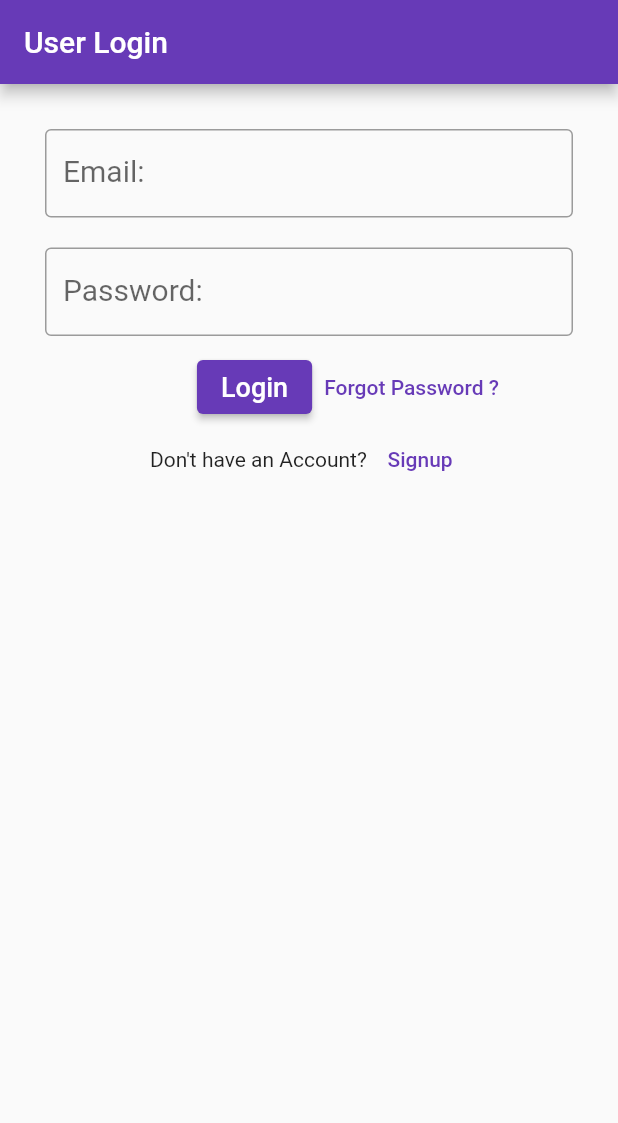
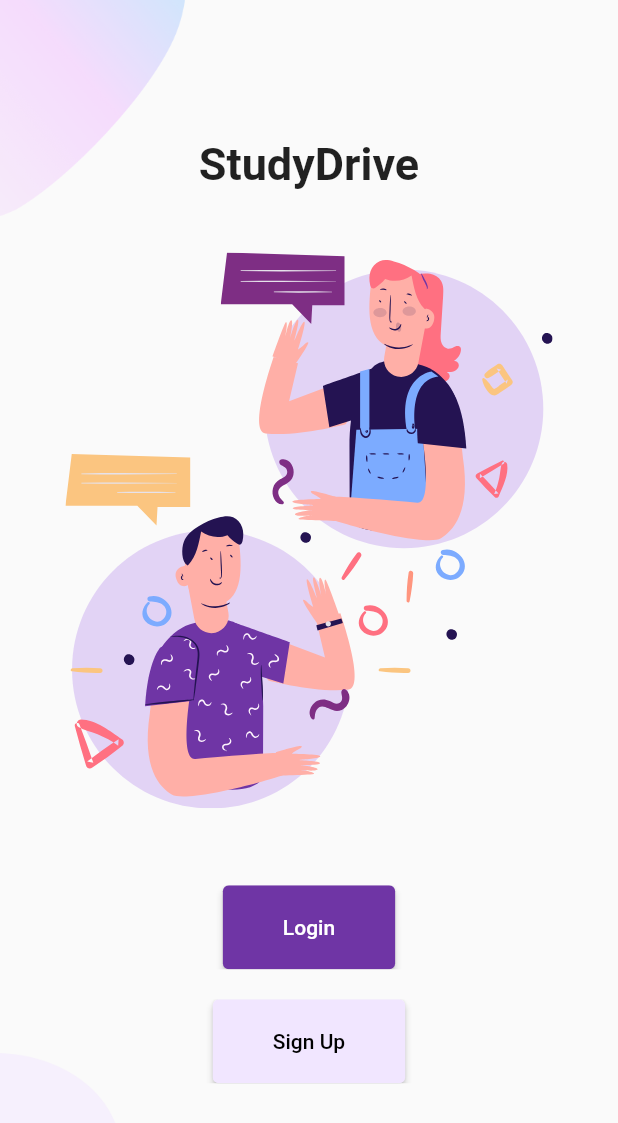
Before and after one commit to lumisbah92/StudyDrive, a Flutter app: the screen it shows after launch, on a phone screen of 412 x 824 dp. Shown: the top 1123 px of the screen. Run offline on Flutter 3.47's test engine with Material 2 defaults, Android fonts, the phone set to English and light mode, and no system bars; our stand-ins replace firebase_auth, firebase_core, flutter_svg; accounts and stored records are empty.

Commit message:
welcome_screen.dart added

```diff
--- /dev/null
+++ b/lib/Welcome_Page/background.dart
@@ -0,0 +1,40 @@
+import 'package:flutter/material.dart';
+
+class Background extends StatelessWidget {
+  final Widget child;
+  const Background({
+    Key? key,
+    required this.child,
+  }) : super(key: key);
+
+  @override
+  Widget build(BuildContext context) {
+    Size size = MediaQuery.of(context).size;
+    return Container(
+      height: size.height,
+      width: double.infinity,
+      child: Stack(
+        alignment: Alignment.center,
+        children: <Widget>[
+          Positioned(
+            top: 0,
+            left: 0,
+            child: Image.asset(
+              "assets/images/main_top.png",
+              width: size.width * 0.3,
+            ),
+          ),
+          Positioned(
+            bottom: 0,
+            left: 0,
+            child: Image.asset(
+              "assets/images/main_bottom.png",
+              width: size.width * 0.2,
+            ),
+          ),
+          child,
+        ],
+      ),
+    );
+  }
+}
--- /dev/null
+++ b/lib/Welcome_Page/welcome_screen.dart
@@ -0,0 +1,108 @@
+import 'package:flutter/material.dart';
+import 'package:flutter_svg/flutter_svg.dart';
+import 'package:study_drive/Welcome_Page/background.dart';
+import 'package:study_drive/constants.dart';
+import 'package:study_drive/pages/login.dart';
+import 'package:study_drive/pages/signup.dart';
+
+class WelcomeScreen extends StatelessWidget {
+  @override
+  Widget build(BuildContext context) {
+    Size size = MediaQuery.of(context).size;
+    return Scaffold(
+      body: Background(
+        child: SingleChildScrollView(
+          child: Column(
+            mainAxisAlignment: MainAxisAlignment.center,
+            children: <Widget>[
+              Text(
+                "StudyDrive",
+                style: TextStyle(fontWeight: FontWeight.bold, fontSize: 30),
+              ),
+              SizedBox(height: size.height * 0.05),
+              SvgPicture.asset(
+                "assets/icons/chat.svg",
+                height: size.height * 0.45,
+              ),
+              SizedBox(height: size.height * 0.05),
+              Container(
+                // Login Button
+                margin: EdgeInsets.symmetric(vertical: 10),
+                width: size.width * 0.8,
+                child: ClipRRect(
+                  borderRadius: BorderRadius.circular(29),
+                  child: Row(
+                    mainAxisAlignment: MainAxisAlignment.center,
+                    children: [
+                      ElevatedButton(
+                        onPressed: () {
+                          Navigator.push(
+                            context,
+                            MaterialPageRoute(
+                              builder: (context) {
+                                return Login();
+                              },
+                            ),
+                          );
+                        },
+                        child: Text(
+                          'Login',
+                          style: TextStyle(
+                              color: Colors.white,
+                              fontSize: 14,
+                              fontWeight: FontWeight.w500),
+                        ),
+                        style: ElevatedButton.styleFrom(
+                          primary: kPrimaryColor,
+                          padding: EdgeInsets.symmetric(
+                              horizontal: 40, vertical: 20),
+                        ),
+                      ),
+                    ],
+                  ),
+                ),
+              ),
+              Container(
+                // SignUP Button
+                margin: EdgeInsets.symmetric(vertical: 10),
+                width: size.width * 0.8,
+                child: ClipRRect(
+                  borderRadius: BorderRadius.circular(29),
+                  child: Row(
+                    mainAxisAlignment: MainAxisAlignment.center,
+                    children: [
+                      ElevatedButton(
+                        onPressed: () {
+                          Navigator.push(
+                            context,
+                            MaterialPageRoute(
+                              builder: (context) {
+                                return Signup();
+                              },
+                            ),
+                          );
+                        },
+                        child: Text(
+                          'Sign Up',
+                          style: TextStyle(
+                              color: Colors.black,
+                              fontSize: 14,
+                              fontWeight: FontWeight.w500),
+                        ),
+                        style: ElevatedButton.styleFrom(
+                          primary: kPrimaryLightColor,
+                          padding: EdgeInsets.symmetric(
+                              horizontal: 40, vertical: 20),
+                        ),
+                      ),
+                    ],
+                  ),
+                ),
+              ),
+            ],
+          ),
+        ),
+      ),
+    );
+  }
+}
--- /dev/null
+++ b/lib/constants.dart
@@ -0,0 +1,4 @@
+import 'package:flutter/material.dart';
+
+const kPrimaryColor = Color(0xFF6F35A5);
+const kPrimaryLightColor = Color(0xFFF1E6FF);
--- a/lib/main.dart
+++ b/lib/main.dart
@@ -1,6 +1,6 @@
 import 'package:firebase_core/firebase_core.dart';
 import 'package:flutter/material.dart';
-import 'package:study_drive/pages/login.dart';
+import 'package:study_drive/Welcome_Page/welcome_screen.dart';
 
 void main() {
   WidgetsFlutterBinding.ensureInitialized();
@@ -27,7 +27,7 @@ class MyApp extends StatelessWidget {
               primarySwatch: Colors.deepPurple,
             ),
             debugShowCheckedModeBanner: false,
-            home: Login(),
+            home: WelcomeScreen(),
           );
         });
   }
```
